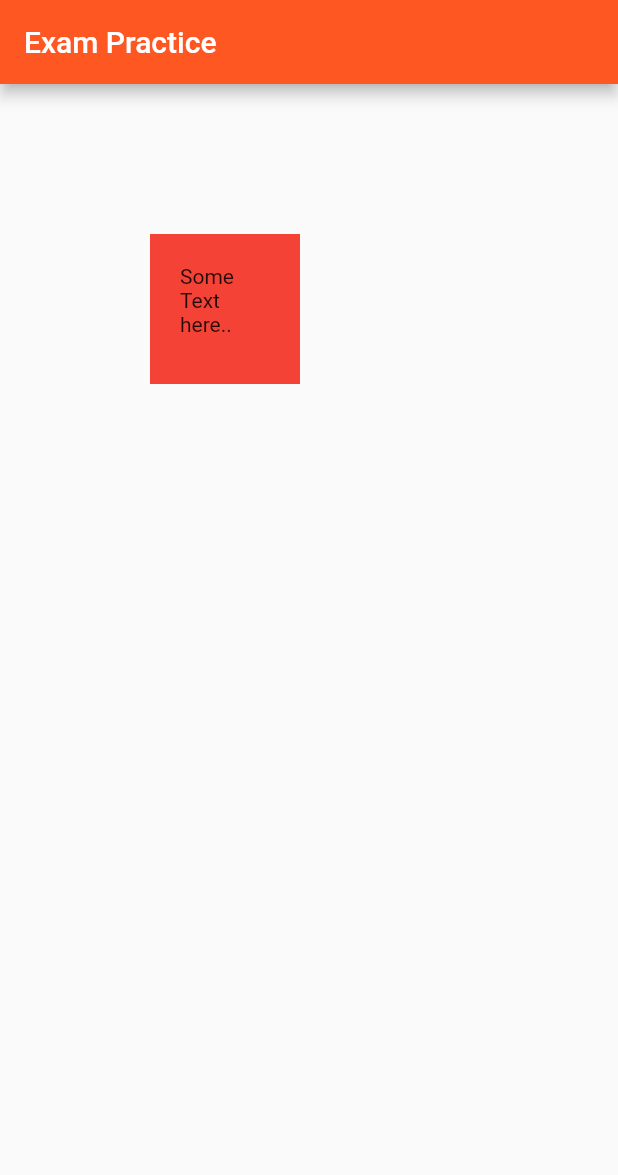
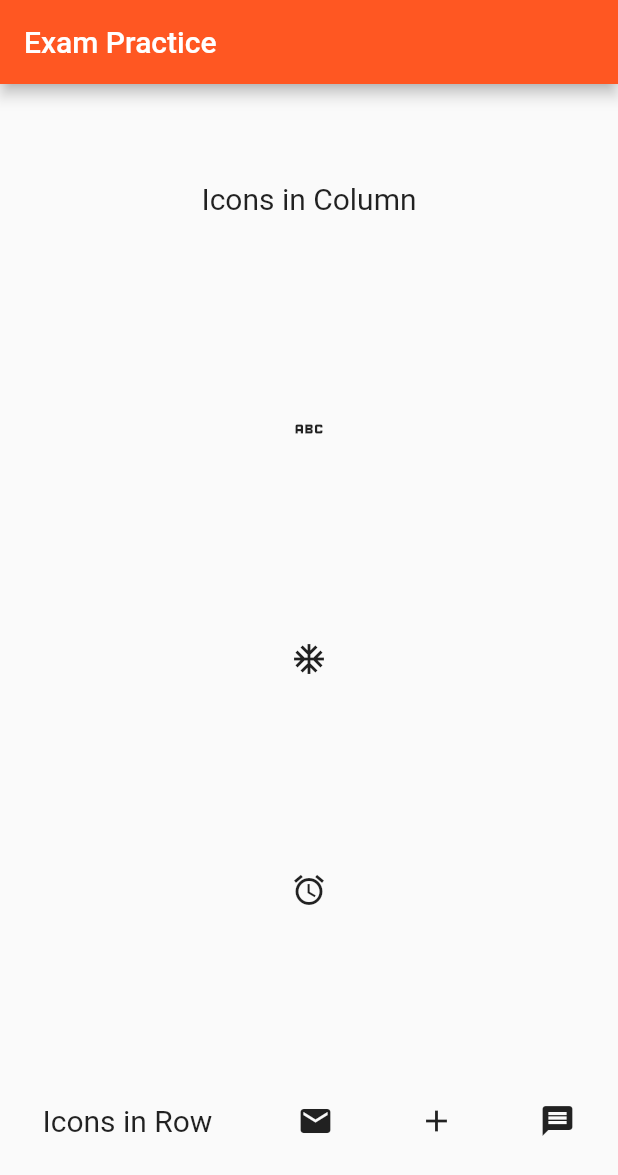
Before and after one commit to abdulwaheed-dev/Flutter-Practice, a Flutter app: the screen it shows after launch, on a phone screen of 412 x 824 dp. Shown: the top 1175 px of the screen. Run offline on Flutter 3.47's test engine with Material 2 defaults, Android fonts, the phone set to English and light mode, and no system bars.

Commit message:
row-column-structure

```diff
--- a/exam_practice/lib/main.dart
+++ b/exam_practice/lib/main.dart
@@ -3,7 +3,6 @@ import 'package:flutter/material.dart';
 void main() {
   runApp(const MyApp());
 }
-
 
 class MyApp extends StatelessWidget {
   const MyApp({Key? key}) : super(key: key);
@@ -16,14 +15,34 @@ class MyApp extends StatelessWidget {
           backgroundColor: Colors.deepOrange,
           title:const Text("Exam Practice")
         ),
-        body: Container(
-          child: const Text("Some Text here.."),
-          margin: const EdgeInsets.all(100),
-          padding: const EdgeInsets.all(20),
-          color: Colors.red,
-          height: 100,
-          width: 100,
-        )
+        body:
+        Column(
+          mainAxisAlignment: MainAxisAlignment.spaceAround,
+          children: [
+            Text("Icons in Column", style: TextStyle(fontSize: 20),),
+            Icon(Icons.abc),
+            Icon(Icons.ac_unit),
+            Icon(Icons.alarm),
+            Row(
+              mainAxisAlignment: MainAxisAlignment.spaceAround,
+              crossAxisAlignment: CrossAxisAlignment.center,
+              children: const [
+              Text("Icons in Row", style: TextStyle(fontSize: 20)),
+              Icon(Icons.mail),
+              Icon(Icons.add),
+              Icon(Icons.message)
+            ],
+            ),
+          ],
+        ),
+        // Container(
+        //   child: const Text("Some Text here.."),
+        //   margin: const EdgeInsets.all(100),
+        //   padding: const EdgeInsets.all(20),
+        //   color: Colors.red,
+        //   height: 100,
+        //   width: 100,
+        // )
       ),
     );
   }
```
